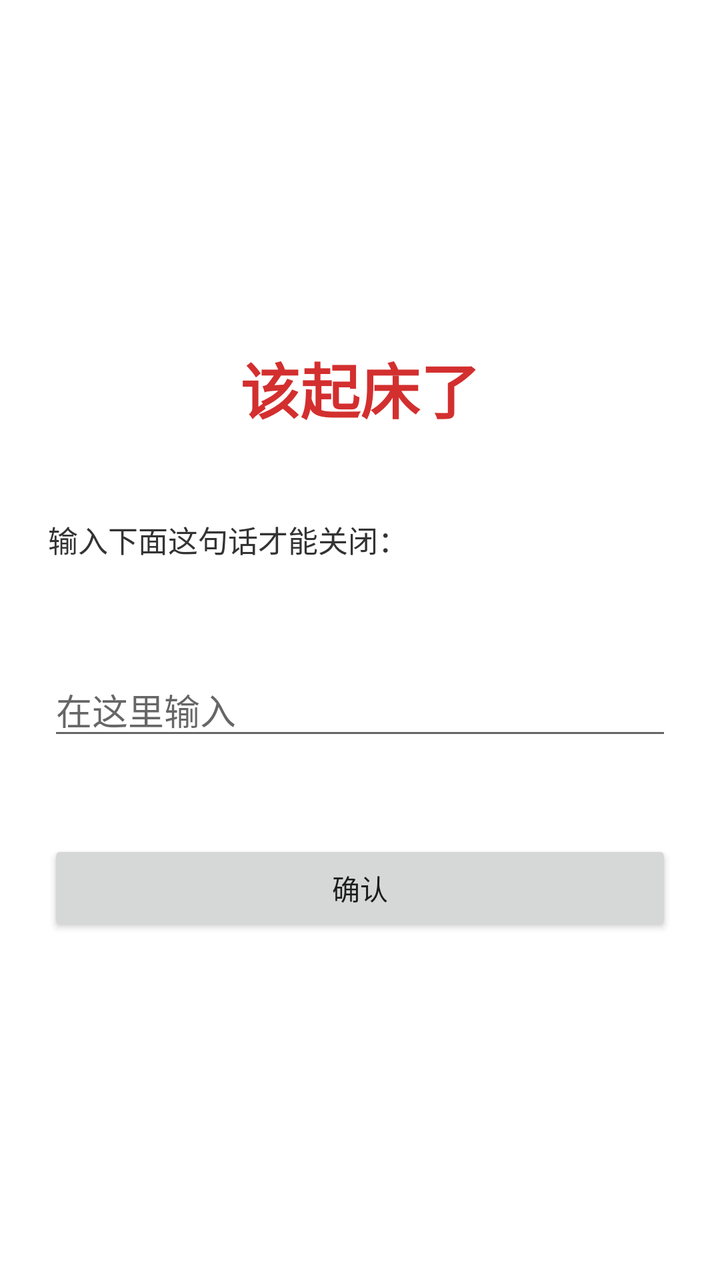
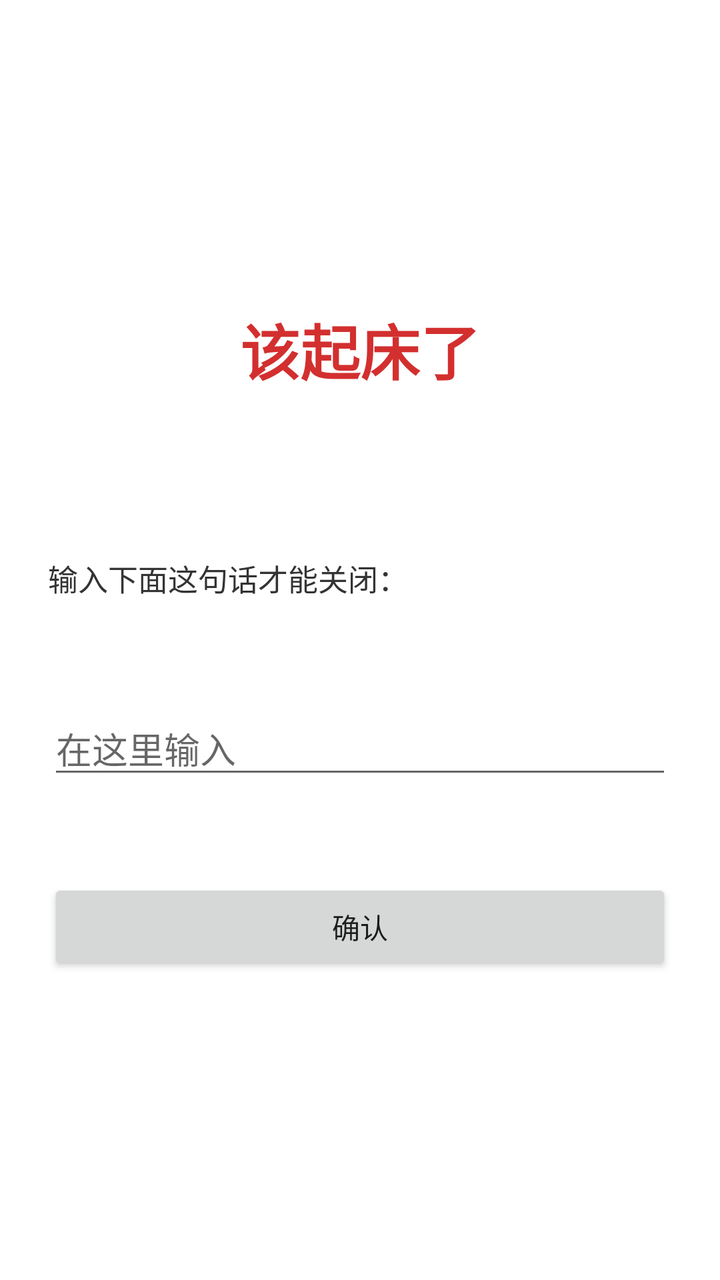

Two renders of the same Android screen: before a commit and after it. Below are the layout's source before the change and the commit's diff.
<!-- AndroidManifest.xml: activity theme android:Theme.Material.Light.NoActionBar -->
<!-- res/layout/activity_alarm.xml -->
<?xml version="1.0" encoding="utf-8"?>
<LinearLayout xmlns:android="http://schemas.android.com/apk/res/android"
    android:layout_width="match_parent"
    android:layout_height="match_parent"
    android:background="#FFFFFFFF"
    android:gravity="center"
    android:orientation="vertical"
    android:padding="24dp">

    <TextView
        android:layout_width="wrap_content"
        android:layout_height="wrap_content"
        android:text="该起床了"
        android:textColor="#D32F2F"
        android:textSize="30sp"
        android:textStyle="bold" />

    <TextView
        android:id="@+id/count"
        android:layout_width="wrap_content"
        android:layout_height="wrap_content"
        android:paddingTop="4dp"
        android:textColor="#666666"
        android:textSize="14sp" />

    <TextView
        android:layout_width="match_parent"
        android:layout_height="wrap_content"
        android:paddingTop="20dp"
        android:text="输入下面这句话才能关闭："
        android:textColor="#333333"
        android:textSize="15sp" />

    <TextView
        android:id="@+id/target"
        android:layout_width="match_parent"
        android:layout_height="wrap_content"
        android:paddingTop="8dp"
        android:textColor="#000000"
        android:textSize="20sp"
        android:textStyle="bold" />

    <EditText
        android:id="@+id/input"
        android:layout_width="match_parent"
        android:layout_height="wrap_content"
        android:layout_marginTop="16dp"
        android:hint="在这里输入"
        android:inputType="text" />

    <TextView
        android:id="@+id/error"
        android:layout_width="match_parent"
        android:layout_height="wrap_content"
        android:paddingTop="6dp"
        android:textColor="#D32F2F"
        android:textSize="14sp" />

    <Button
        android:id="@+id/btnDone"
        android:layout_width="match_parent"
        android:layout_height="wrap_content"
        android:layout_marginTop="20dp"
        android:text="确认" />

</LinearLayout>
<!-- resources referenced by this layout -->
<resources>

</resources>

<!-- the commit's change to res/layout/activity_alarm.xml (unified diff, before → after) -->
@@ -22,6 +22,14 @@
         android:paddingTop="4dp"
         android:textColor="#666666"
         android:textSize="14sp" />
+
+    <TextView
+        android:id="@+id/contract"
+        android:layout_width="match_parent"
+        android:layout_height="wrap_content"
+        android:paddingTop="16dp"
+        android:textColor="#1565C0"
+        android:textSize="17sp" />
 
     <TextView
         android:layout_width="match_parent"
